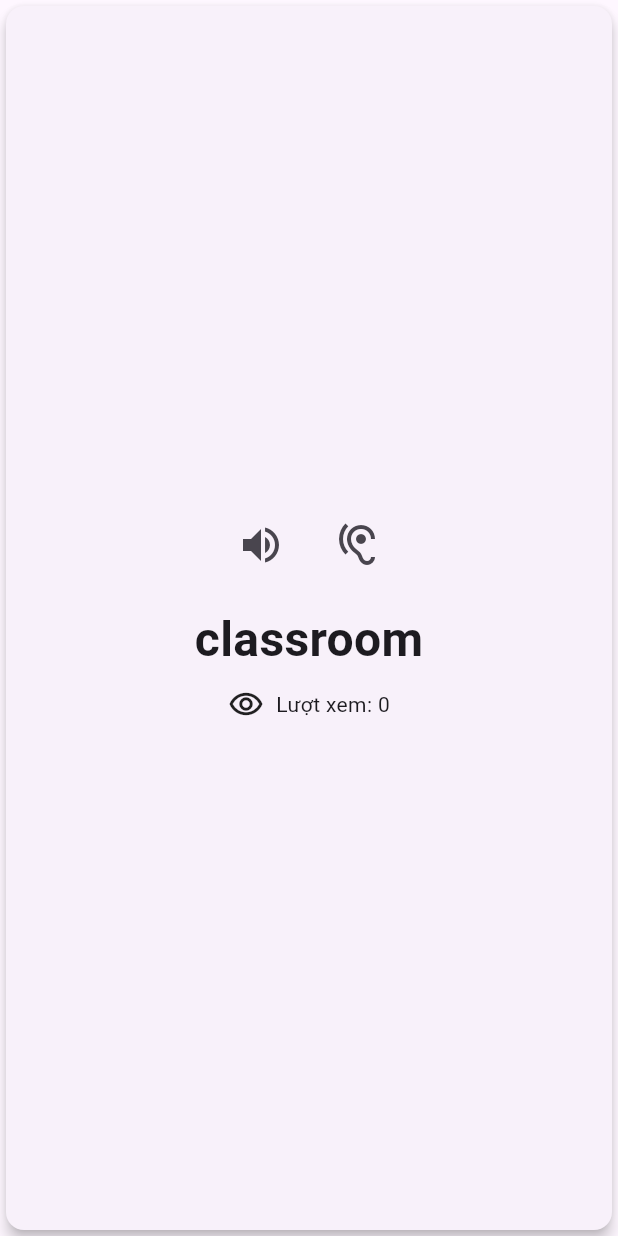
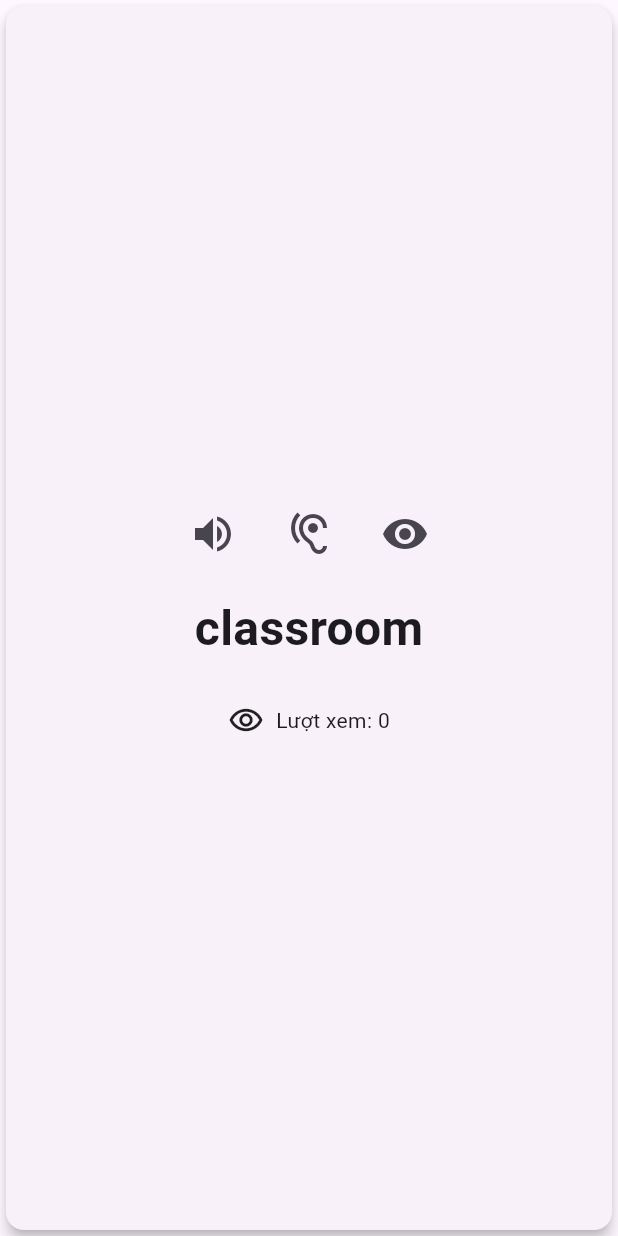
Before and after one commit to hungbu/bvo, a Flutter app: the Flashcard widget shown alone on an empty page, opened directly with sample values from the repository, on a phone screen of 412 x 824 dp. Run offline on Flutter 3.47's test engine with Material 3 defaults, Android fonts, the phone set to English and light mode, and no system bars; our stand-ins replace carousel_slider, convex_bottom_bar, firebase_auth, firebase_core, firebase_messaging, flutter_local_notifications and 4 more; accounts and stored records are empty.

Commit message:
update flashcard

```diff
--- a/lib/screen/flashcard/flashcard.dart
+++ b/lib/screen/flashcard/flashcard.dart
@@ -7,8 +7,15 @@ import 'package:flutter_tts/flutter_tts.dart';
 
 class Flashcard extends StatefulWidget {
   final Word word;
+  final bool sessionHideEnglishText;
+  final Function(String)? onAnswerSubmitted;
 
-  const Flashcard({super.key, required this.word});
+  const Flashcard({
+    super.key,
+    required this.word,
+    this.sessionHideEnglishText = false,
+    this.onAnswerSubmitted,
+  });
 
   @override
   _FlashcardState createState() => _FlashcardState();
@@ -16,12 +23,24 @@ class Flashcard extends StatefulWidget {
 
 class _FlashcardState extends State<Flashcard> {
   bool _isFlipped = false;
+  bool _showEnglishText = true;
   final FlutterTts _flutterTts = FlutterTts();
 
   @override
   void initState() {
     super.initState();
-    //_speakEnglish(); // Speak English word when card is displayed
+    _showEnglishText = !widget.sessionHideEnglishText; // Use session setting
+  }
+
+  @override
+  void didUpdateWidget(Flashcard oldWidget) {
+    super.didUpdateWidget(oldWidget);
+    // Update visibility when session setting changes
+    if (oldWidget.sessionHideEnglishText != widget.sessionHideEnglishText) {
+      setState(() {
+        _showEnglishText = !widget.sessionHideEnglishText;
+      });
+    }
   }
 
   @override
@@ -64,6 +83,14 @@ class _FlashcardState extends State<Flashcard> {
     await _flutterTts.speak(widget.word.vi);
   }
 
+  void _toggleEnglishText() {
+    setState(() {
+      _showEnglishText = !_showEnglishText;
+    });
+  }
+
+
+
   @override
   Widget build(BuildContext context) {
     return GestureDetector(
@@ -91,9 +118,10 @@ class _FlashcardState extends State<Flashcard> {
       shape: RoundedRectangleBorder(borderRadius: BorderRadius.circular(12)),
       child: Center(
         child: SizedBox(
-          height: 145,
+          height: 160,
           child: Column(
             children: [
+              // Audio controls row
               Row(
                 mainAxisAlignment: MainAxisAlignment.center,
                 children: [
@@ -112,15 +140,29 @@ class _FlashcardState extends State<Flashcard> {
                     icon: const Icon(Icons.hearing, size: 32),
                     tooltip: 'Phát âm chậm',
                   ),
+                  const SizedBox(width: 16),
+                  IconButton(
+                    onPressed: _toggleEnglishText,
+                    icon: Icon(
+                      _showEnglishText ? Icons.visibility : Icons.visibility_off,
+                      size: 32,
+                    ),
+                    tooltip: _showEnglishText ? 'Ẩn từ tiếng Anh' : 'Hiện từ tiếng Anh',
+                  ),
                 ],
               ),
               const SizedBox(height: 16),
-              Text(
-                word.en,
-                style:
-                    const TextStyle(fontSize: 32, fontWeight: FontWeight.bold),
+              // English text (can be hidden)
+              AnimatedOpacity(
+                opacity: _showEnglishText ? 1.0 : 0.0,
+                duration: const Duration(milliseconds: 300),
+                child: Text(
+                  _showEnglishText ? word.en : '???',
+                  style: const TextStyle(fontSize: 32, fontWeight: FontWeight.bold),
+                ),
               ),
-              const SizedBox(height: 8),
+              const SizedBox(height: 16),
+              const Spacer(),
               Row(
                 mainAxisAlignment: MainAxisAlignment.center,
                 children: [
@@ -194,6 +236,7 @@ class _FlashcardState extends State<Flashcard> {
       ),
     );
   }
+
 }
 
 // Helper widget for rotation animation
```
Also changed, not shown: lib/screen/flashcard_screen.dart (+142 -33 lines).
